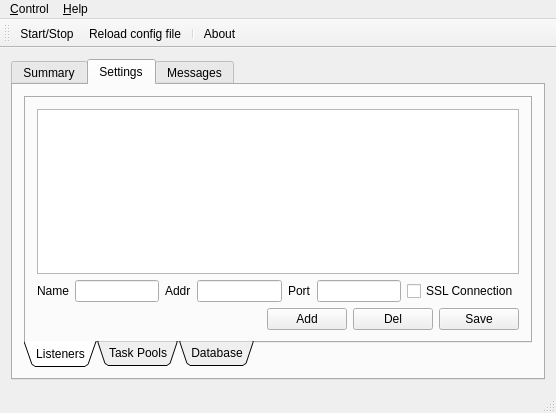
ChowZenki/zpserver, file ZoomPipeline_FuncSvr/zpmainframe.ui: the form before one commit.
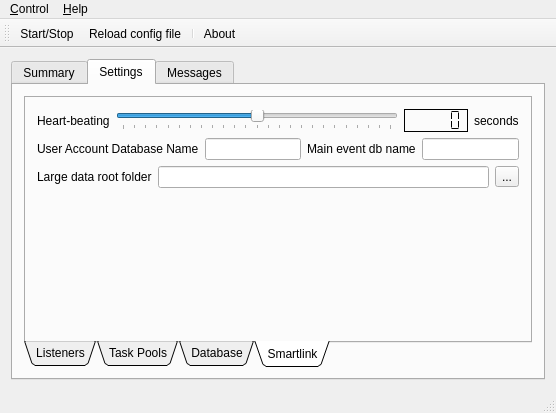
The form after the commit. The open tabs and pages were chosen to show the change. Icons and pictures are not drawn.

Commit message: Add threshold for heart-beating . Add national-ts files.

The edit to the form file:
```diff
--- a/ZoomPipeline_FuncSvr/zpmainframe.ui
+++ b/ZoomPipeline_FuncSvr/zpmainframe.ui
@@ -492,6 +492,125 @@
             </item>
            </layout>
           </widget>
+          <widget class="QWidget" name="tab">
+           <attribute name="icon">
+            <iconset resource="resource.qrc">
+             <normaloff>:/icons/Resources/Alienware (27).png</normaloff>:/icons/Resources/Alienware (27).png</iconset>
+           </attribute>
+           <attribute name="title">
+            <string>Smartlink</string>
+           </attribute>
+           <layout class="QVBoxLayout" name="verticalLayout_5">
+            <item>
+             <layout class="QHBoxLayout" name="horizontalLayout_9">
+              <item>
+               <widget class="QLabel" name="label">
+                <property name="text">
+                 <string>Heart-beating</string>
+                </property>
+               </widget>
+              </item>
+              <item>
+               <widget class="QSlider" name="horizontalSlider_heartbeating">
+                <property name="minimum">
+                 <number>60</number>
+                </property>
+                <property name="maximum">
+                 <number>300</number>
+                </property>
+                <property name="value">
+                 <number>180</number>
+                </property>
+                <property name="orientation">
+                 <enum>Qt::Horizontal</enum>
+                </property>
+                <property name="tickPosition">
+                 <enum>QSlider::TicksBelow</enum>
+                </property>
+               </widget>
+              </item>
+              <item>
+               <widget class="QLCDNumber" name="lcdNumber_heartbeating">
+                <property name="frameShape">
+                 <enum>QFrame::Panel</enum>
+                </property>
+                <property name="frameShadow">
+                 <enum>QFrame::Plain</enum>
+                </property>
+                <property name="segmentStyle">
+                 <enum>QLCDNumber::Flat</enum>
+                </property>
+               </widget>
+              </item>
+              <item>
+               <widget class="QLabel" name="label_8">
+                <property name="text">
+                 <string>seconds</string>
+                </property>
+               </widget>
+              </item>
+             </layout>
+            </item>
+            <item>
+             <layout class="QHBoxLayout" name="horizontalLayout_10">
+              <item>
+               <widget class="QLabel" name="label_16">
+                <property name="text">
+                 <string>User Account Database Name</string>
+                </property>
+               </widget>
+              </item>
+              <item>
+               <widget class="QLineEdit" name="lineEdit_SL_DB_Account"/>
+              </item>
+              <item>
+               <widget class="QLabel" name="label_17">
+                <property name="text">
+                 <string>Main event db name</string>
+                </property>
+               </widget>
+              </item>
+              <item>
+               <widget class="QLineEdit" name="lineEdit_SL_DB_ME"/>
+              </item>
+             </layout>
+            </item>
+            <item>
+             <layout class="QHBoxLayout" name="horizontalLayout_11">
+              <item>
+               <widget class="QLabel" name="label_18">
+                <property name="text">
+                 <string>Large data root folder</string>
+                </property>
+               </widget>
+              </item>
+              <item>
+               <widget class="QLineEdit" name="lineEdit_SL_LargetFolder"/>
+              </item>
+              <item>
+               <widget class="QToolButton" name="toolButton_SL_BR_LargeFolder">
+                <property name="text">
+                 <string>...</string>
+                </property>
+               </widget>
+              </item>
+             </layout>
+            </item>
+            <item>
+             <spacer name="verticalSpacer_2">
+              <property name="orientation">
+               <enum>Qt::Vertical</enum>
+              </property>
+              <property name="sizeHint" stdset="0">
+               <size>
+                <width>20</width>
+                <height>121</height>
+               </size>
+              </property>
+             </spacer>
+            </item>
+           </layout>
+          </widget>
          </widget>
         </item>
        </layout>
```
Left out of the diff: 20 changed lines with no effect on the pictures. The commit also changes 6 other files.
